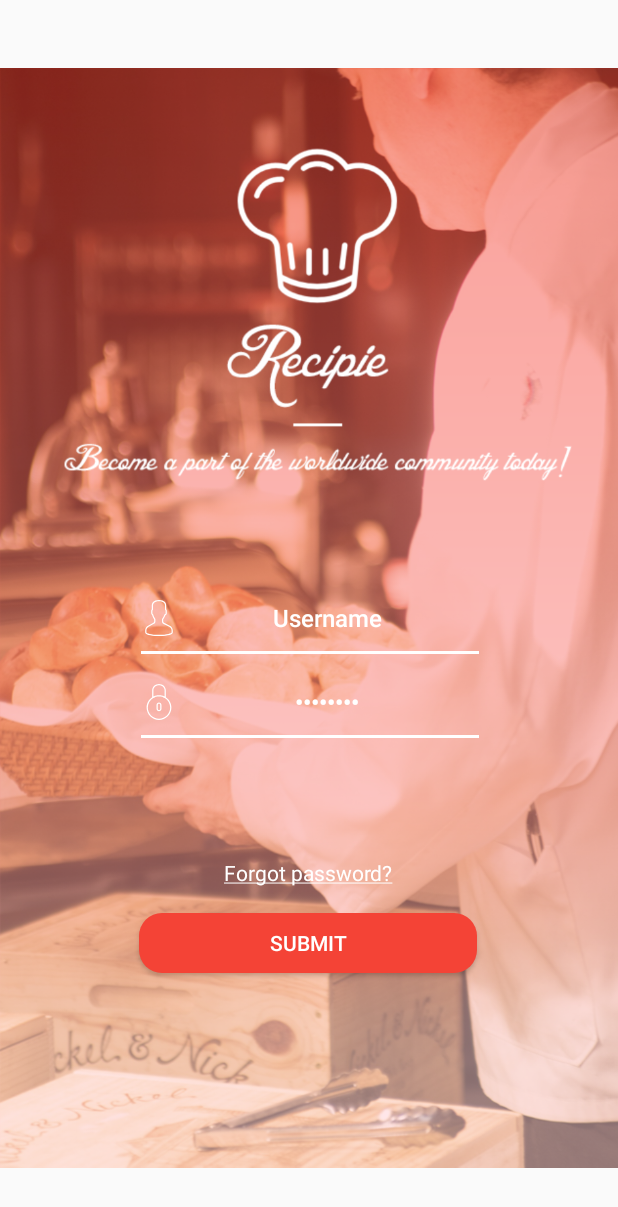
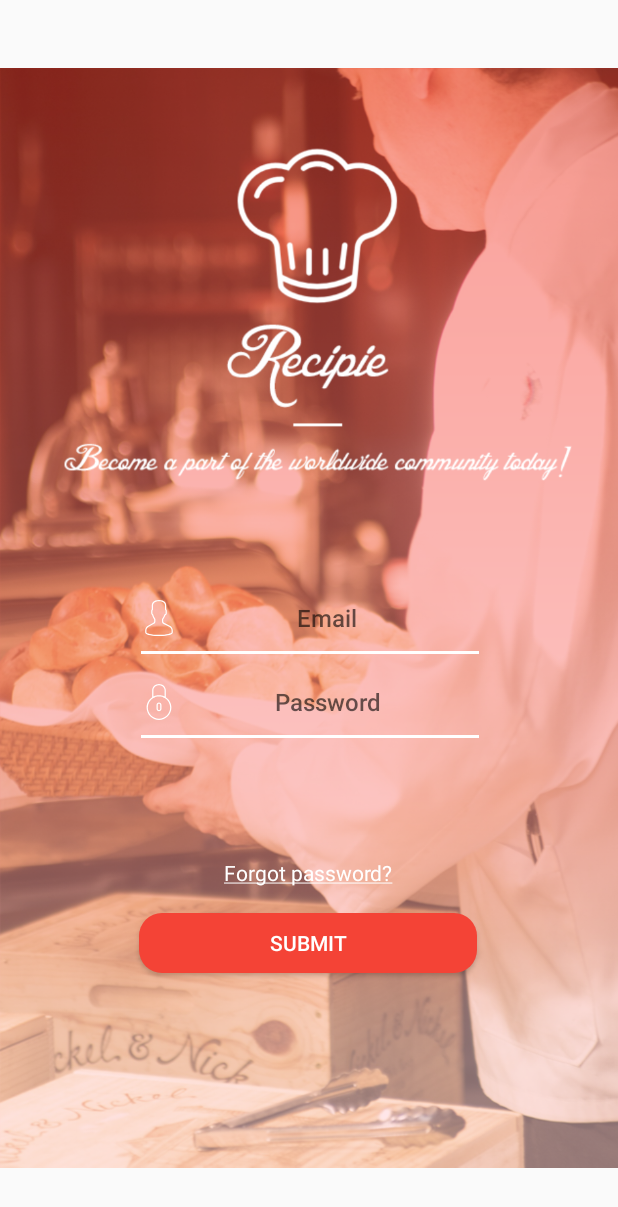
Before and after one commit to Progern/Recipie, an Android app: the RegistrationActivity screen opened directly, with no data from a screen before it, on a phone screen of 412 x 824 dp. Shown: the top 1207 px of the screen. Run offline under Robolectric (Android 15) with nearby library versions, the phone set to English and light mode, and no system bars; our stand-ins replace Firebase (no records; nobody signed in at launch, a user with empty details on screens opened directly); 1 statement that could not run was skipped.

Commit message:
Added & configured Firebase user registration
[ADD] :
- Firebase user registration
- Google Services and Firebase update
- Methods for credentials checking

```diff
--- a/app/build.gradle
+++ b/app/build.gradle
@@ -28,13 +28,13 @@ dependencies {
     androidTestCompile('com.android.support.test.espresso:espresso-core:2.2.2', {
         exclude group: 'com.android.support', module: 'support-annotations'
     })
+    compile "org.jetbrains.kotlin:kotlin-stdlib-jre7:$kotlin_version"
     compile 'com.android.support:appcompat-v7:25.3.0'
-    testCompile 'junit:junit:4.12'
-    compile "org.jetbrains.kotlin:kotlin-stdlib-jre7:$kotlin_version"
     compile 'org.jetbrains.anko:anko-sdk23:0.9.1'
     compile 'org.jetbrains.anko:anko-support-v4:0.9.1'
     compile 'org.jetbrains.anko:anko-appcompat-v7:0.9.1'
-    compile 'com.google.firebase:firebase-auth:9.2.0'
+    compile 'com.google.firebase:firebase-auth:10.0.1'
+    testCompile 'junit:junit:4.12'
 }
 
 apply plugin: 'com.google.gms.google-services'
--- a/app/src/main/java/com/olegmisko/recipie/Activities/SplashScreenActivity.kt
+++ b/app/src/main/java/com/olegmisko/recipie/Activities/SplashScreenActivity.kt
@@ -6,8 +6,6 @@ import android.support.v7.app.AppCompatActivity
 import android.view.Window
 import android.view.WindowManager
 import com.olegmisko.recipie.R
-import kotlinx.android.synthetic.main.activity_registration.*
-import kotlinx.android.synthetic.main.activity_registration.view.*
 import kotlinx.android.synthetic.main.activity_splash_screen.*
 import kotlinx.android.synthetic.main.activity_splash_screen.view.*
 import org.jetbrains.anko.intentFor
--- a/app/src/main/res/layout/activity_registration.xml
+++ b/app/src/main/res/layout/activity_registration.xml
@@ -15,7 +15,7 @@
 
 
   <EditText
-    android:id="@+id/username"
+    android:id="@+id/email"
     android:layout_width="wrap_content"
     android:layout_height="wrap_content"
     android:layout_marginBottom="10dp"
@@ -26,7 +26,7 @@
     android:ems="12"
     android:fontFamily="sans-serif-medium"
     android:inputType="textPersonName"
-    android:text="@string/username"
+    android:hint="@string/email"
     android:textAlignment="center"
     android:textColor="#FFFFFF"
     android:textSize="16sp" />
@@ -35,8 +35,8 @@
     android:id="@+id/first_divider"
     android:layout_width="225dp"
     android:layout_height="2dp"
-    android:layout_alignStart="@id/username"
-    android:layout_below="@id/username"
+    android:layout_alignStart="@id/email"
+    android:layout_below="@id/email"
     android:layout_centerHorizontal="true"
     android:paddingTop="10dp"
     android:background="#FFFFFF" />
@@ -56,7 +56,7 @@
     android:ems="12"
     android:fontFamily="sans-serif-medium"
     android:inputType="textPassword"
-    android:text="@string/password"
+    android:hint="@string/password"
     android:textAlignment="center"
     android:textColor="#FFFFFF"
     android:textSize="16sp" />
@@ -65,7 +65,7 @@
     android:id="@+id/second_divider"
     android:layout_width="225dp"
     android:layout_height="2dp"
-    android:layout_alignStart="@id/username"
+    android:layout_alignStart="@id/email"
     android:layout_below="@id/password"
     android:layout_centerHorizontal="true"
     android:paddingTop="10dp"
--- a/app/src/main/res/values/strings.xml
+++ b/app/src/main/res/values/strings.xml
@@ -9,4 +9,5 @@
   <string name="login_via_facebook">Login via Facebook</string>
   <string name="login_via_google">Login via Google</string>
   <string name="forgot_password"><u>Forgot password?</u></string>
+  <string name="email">Email</string>
 </resources>
```
Also changed, not shown: app/src/main/java/com/olegmisko/recipie/Activities/LoginActivity.kt (+5 -16 lines), app/src/main/java/com/olegmisko/recipie/Activities/RegistrationActivity.kt (+71 -8 lines), app/src/main/res/layout/activity_login.xml (+6 -6 lines), 1 other file.
